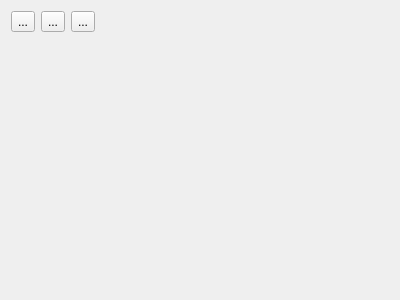
This is forms/ndlcom.ui in t0beers/ndlcom as Qt 5 draws it before an edit. The edited form follows.
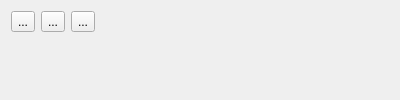
This is the edited form.

What changed in the file:
```diff
--- a/forms/ndlcom.ui
+++ b/forms/ndlcom.ui
@@ -7,13 +7,13 @@
     <x>0</x>
     <y>0</y>
     <width>400</width>
-    <height>300</height>
+    <height>100</height>
    </rect>
   </property>
   <property name="minimumSize">
    <size>
     <width>400</width>
-    <height>300</height>
+    <height>100</height>
    </size>
   </property>
   <property name="windowTitle">
@@ -81,7 +81,7 @@
         <x>0</x>
         <y>0</y>
         <width>382</width>
-        <height>249</height>
+        <height>49</height>
        </rect>
       </property>
       <layout class="QVBoxLayout" name="verticalLayout_3">
```
